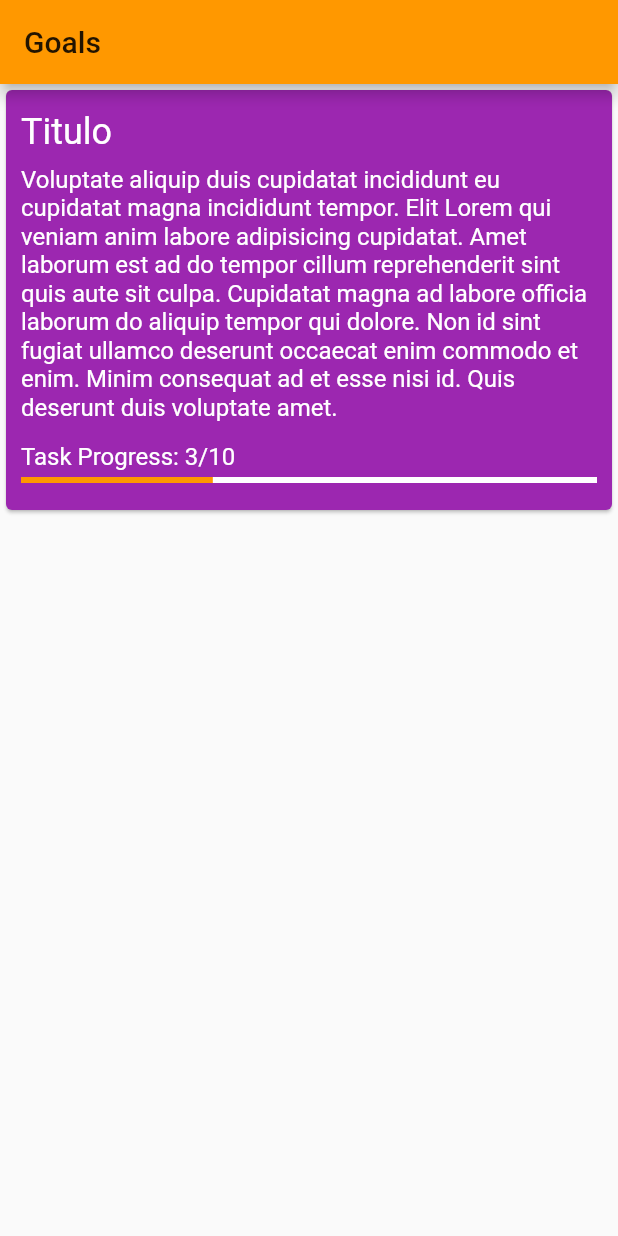
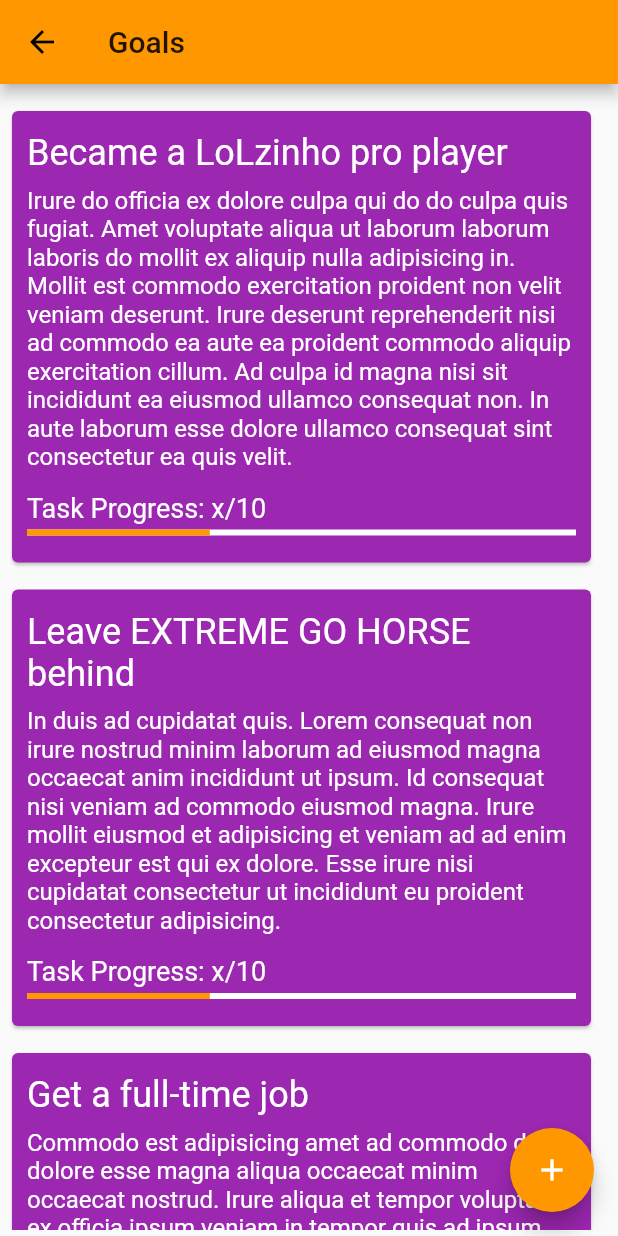
Before and after one commit to HenriqueHott/AgileTasksApp, a Flutter app: the GoalsList screen opened directly, on a phone screen of 412 x 824 dp. Run offline on Flutter 3.47's test engine with Material 2 defaults, Android fonts, the phone set to English and light mode, and no system bars.

Commit message:
Goals List Page - Static goals list layout added

```diff
--- a/lib/components/list_item.dart
+++ b/lib/components/goal_item.dart
@@ -1,15 +1,24 @@
 
 
+import 'package:Agile_Tasks_App/models/goal.dart';
 import 'package:flutter/cupertino.dart';
 import 'package:flutter/material.dart';
 
-class ListItem extends StatelessWidget{
+import '../types.dart';
+
+class GoalItem extends StatelessWidget{
+
+  GoalItem({@required this.goal, @required this.onPressed}) : super();
+
+  final Goal goal;
+  final TitlePressedCallback onPressed;
+
   @override
   Widget build(BuildContext context){
     return Card(
       color: Theme.of(context).accentColor,
       child: InkWell(
-        onTap: (){},
+        onTap: onPressed,
         child: Padding(
           padding: const EdgeInsets.all(10.0),
           child: Column(
@@ -18,23 +27,17 @@ class ListItem extends StatelessWidget{
             children: [
             Container(
               margin: EdgeInsets.fromLTRB(0, 4.0, 0, 4.0),
-              child: Text(
-                  'Titulo',
-                  style: TextStyle(color: Colors.white, fontSize: 24.0),
-                ),
+              child: Text(goal.title, style: TextStyle(color: Colors.white, fontSize: 24.0),),
             ),
             Container(
               margin: EdgeInsets.fromLTRB(0, 4.0, 0, 4.0),
-              child: Text(
-                  'Voluptate aliquip duis cupidatat incididunt eu cupidatat magna incididunt tempor. Elit Lorem qui veniam anim labore adipisicing cupidatat. Amet laborum est ad do tempor cillum reprehenderit sint quis aute sit culpa. Cupidatat magna ad labore officia laborum do aliquip tempor qui dolore. Non id sint fugiat ullamco deserunt occaecat enim commodo et enim. Minim consequat ad et esse nisi id. Quis deserunt duis voluptate amet.',
-                  style: TextStyle(color: Colors.white, fontSize: 16.0),
-                ),
+              child: Text(goal.description, style: TextStyle(color: Colors.white, fontSize: 16.0),),
             ),
             Container(
               margin: EdgeInsets.fromLTRB(0, 10.0, 0, 4.0),
               child: Text(
-                  'Task Progress: 3/10',
-                  style: TextStyle(color: Colors.white, fontSize: 16.0),
+                  'Task Progress: x/${goal.tasks.toString()}',
+                  style: TextStyle(color: Colors.white, fontSize: 18.0),
                 ),
             ),
             Container(
--- a/lib/main.dart
+++ b/lib/main.dart
@@ -1,4 +1,3 @@
-import 'package:Agile_Tasks_App/screens/goals_list.dart';
 import 'package:Agile_Tasks_App/screens/home_page.dart';
 import 'package:flutter/material.dart';
 
@@ -16,7 +15,7 @@ class MyApp extends StatelessWidget {
         accentColor: Colors.purple,
         visualDensity: VisualDensity.adaptivePlatformDensity,
       ),
-      home: GoalsList(),
+      home: HomePage(),
     );
   }
 }
--- /dev/null
+++ b/lib/models/goal.dart
@@ -0,0 +1,9 @@
+import 'package:flutter/cupertino.dart';
+
+class Goal {
+  Goal({@required this.title, @required this.description, @required this.tasks });
+
+  final String title;
+  final String description;
+  final int tasks;// This will be List<Task> in next updates
+}
--- a/lib/screens/goals_list.dart
+++ b/lib/screens/goals_list.dart
@@ -1,4 +1,5 @@
-import 'package:Agile_Tasks_App/components/list_item.dart';
+import 'package:Agile_Tasks_App/components/goal_item.dart';
+import 'package:Agile_Tasks_App/models/goal.dart';
 import 'package:flutter/cupertino.dart';
 import 'package:flutter/material.dart';
 
@@ -9,9 +10,41 @@ class GoalsList extends StatelessWidget{
       appBar: AppBar(
         title: Text('Goals')
         ),
-        body: ListView(children: [
-          ListItem()
-        ],)
+        body: Padding(
+          padding: EdgeInsets.all(4.0),
+          child: ListView(children: [
+            Container(
+              margin: EdgeInsets.fromLTRB(0, 10, 10, 0),
+              child: GoalItem(
+                onPressed: (){},
+                goal: Goal(
+                  title: 'Became a LoLzinho pro player',
+                  description: 'Irure do officia ex dolore culpa qui do do culpa quis fugiat. Amet voluptate aliqua ut laborum laborum laboris do mollit ex aliquip nulla adipisicing in. Mollit est commodo exercitation proident non velit veniam deserunt. Irure deserunt reprehenderit nisi ad commodo ea aute ea proident commodo aliquip exercitation cillum. Ad culpa id magna nisi sit incididunt ea eiusmod ullamco consequat non. In aute laborum esse dolore ullamco consequat sint consectetur ea quis velit.',
+                  tasks: 10),)
+                  ),
+            Container(
+              margin: EdgeInsets.fromLTRB(0, 10, 10, 0),
+              child: GoalItem(
+                onPressed: (){},
+                goal: Goal(
+                  title: 'Leave EXTREME GO HORSE behind',
+                  description: 'In duis ad cupidatat quis. Lorem consequat non irure nostrud minim laborum ad eiusmod magna occaecat anim incididunt ut ipsum. Id consequat nisi veniam ad commodo eiusmod magna. Irure mollit eiusmod et adipisicing et veniam ad ad enim excepteur est qui ex dolore. Esse irure nisi cupidatat consectetur ut incididunt eu proident consectetur adipisicing.',
+                  tasks: 10),)),
+            Container(
+              margin: EdgeInsets.fromLTRB(0, 10, 10, 0),
+              child: GoalItem(
+                onPressed: (){},
+                goal: Goal(
+                  title: 'Get a full-time job',
+                  description: 'Commodo est adipisicing amet ad commodo duis dolore esse magna aliqua occaecat minim occaecat nostrud. Irure aliqua et tempor voluptate ex officia ipsum veniam in tempor quis ad ipsum. Mollit deserunt laborum mollit non cupidatat culpa incididunt minim incididunt aliqua ullamco aliquip culpa.',
+                  tasks: 10),)),
+          ],),
+        ),
+      floatingActionButton: FloatingActionButton(
+            onPressed: (){},
+            child: Icon(Icons.add, color: Colors.white,),
+            backgroundColor: Theme.of(context).primaryColor
+      ),
     );
   }
 }
--- /dev/null
+++ b/lib/types.dart
@@ -0,0 +1 @@
+typedef void TitlePressedCallback();
```
Also changed, not shown: lib/components/grid_item.dart (+18 -11 lines), lib/screens/home_page.dart (+19 -15 lines).
